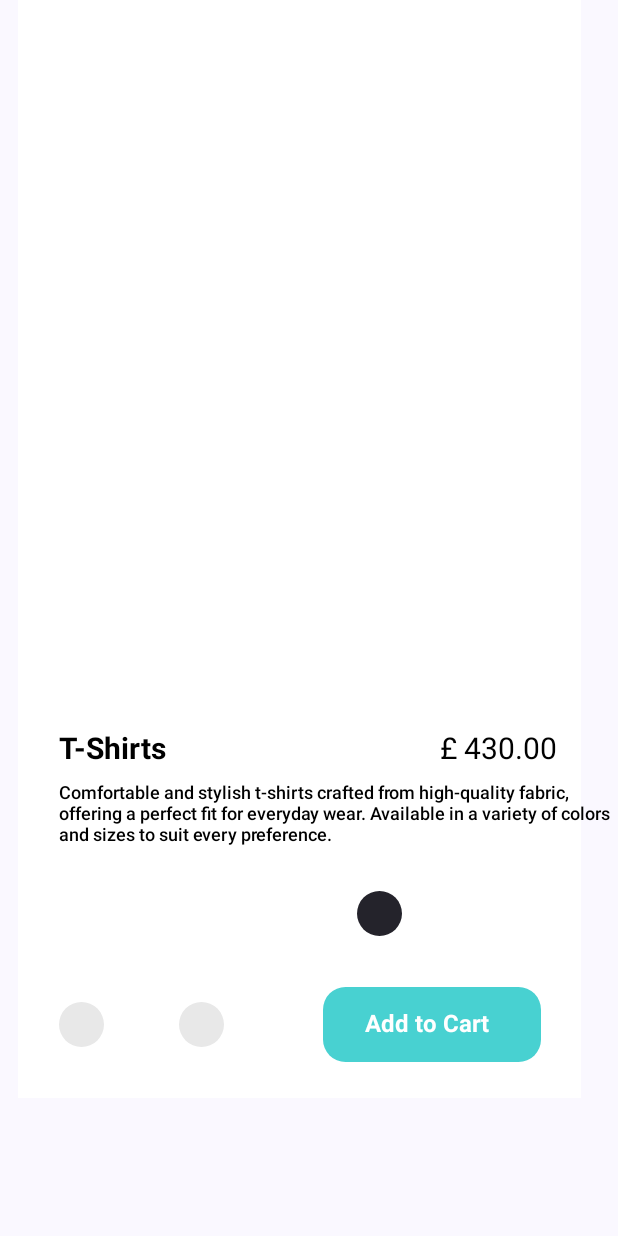
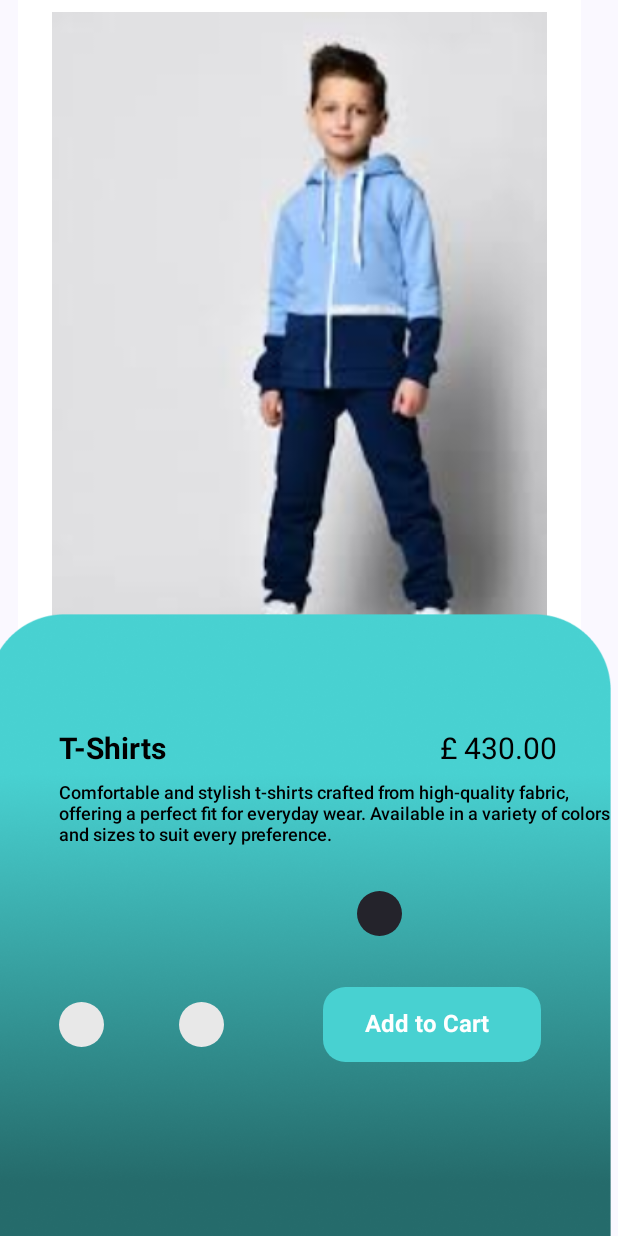
Before and after one commit to ram2105-star/fashionhub, an Android app built with Jetpack Compose: the DetailsPageActivity screen opened directly, with no data from a screen before it, on a phone screen of 412 x 824 dp. Run offline under Robolectric (Android 15) with nearby library versions, the phone set to English and light mode, and no system bars.

Commit message:
Info Activity2

```diff
--- a/app/src/main/java/com/fashionhub/venkatasai/ItemInfoActivity.kt
+++ b/app/src/main/java/com/fashionhub/venkatasai/ItemInfoActivity.kt
@@ -66,7 +66,45 @@ fun Greeting(name: String, modifier: Modifier = Modifier) {
                 .requiredHeight(height = 812.dp)
                 .background(color = Color.White)
         ) {
-            //1
+            Image(
+                painter = painterResource(id = R.drawable.shirt),
+                contentDescription = "",
+                modifier = Modifier
+                    .align(alignment = Alignment.TopStart)
+                    .offset(x = 0.dp,
+                        y = 88.dp)
+                    .requiredWidth(width = 415.dp)
+                    .requiredHeight(height = 463.dp))
+            Image(
+                painter = painterResource(id = R.drawable.heart),
+                contentDescription = "heart",
+                modifier = Modifier
+                    .align(alignment = Alignment.TopStart)
+                    .offset(x = 316.dp,
+                        y = 35.dp)
+                    .requiredSize(size = 24.dp))
+            Image(
+                painter = painterResource(id = R.drawable.arrow_left),
+                contentDescription = "arrow-left",
+                modifier = Modifier
+                    .align(alignment = Alignment.TopStart)
+                    .offset(x = 34.dp,
+                        y = 35.dp)
+                    .requiredSize(size = 24.dp))
+
+
+
+
+            Image(
+                painter = painterResource(id = R.drawable.rec),
+                contentDescription = "",
+                modifier = Modifier
+                    .align(alignment = Alignment.TopStart)
+                    .offset(x = 0.dp,
+                        y = 468.dp)
+                    .requiredWidth(width = 415.dp)
+                    .requiredHeight(height = 463.dp))
+
             Text(
                 text = "£ 430.00",
                 color = Color.Black,
```
